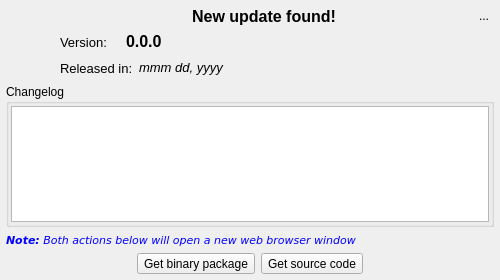
pgmodeler/pgmodeler, file libpgmodeler_ui/ui/updatenotifierwidget.ui: the form before one commit.
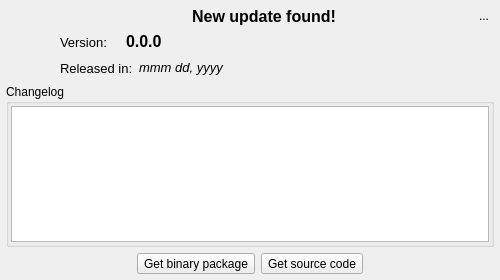
The form after the commit. Icons and pictures are not drawn.

```diff
--- a/libpgmodeler_ui/ui/updatenotifierwidget.ui
+++ b/libpgmodeler_ui/ui/updatenotifierwidget.ui
@@ -396,72 +396,6 @@
         </item>
        </layout>
       </item>
-      <item row="4" column="0" colspan="3">
-       <widget class="QLabel" name="recv_tab_hint_lbl">
-        <property name="enabled">
-         <bool>true</bool>
-        </property>
-        <property name="sizePolicy">
-         <sizepolicy hsizetype="Expanding" vsizetype="Preferred">
-          <horstretch>0</horstretch>
-          <verstretch>0</verstretch>
-         </sizepolicy>
-        </property>
-        <property name="palette">
-         <palette>
-          <active>
-           <colorrole role="WindowText">
-            <brush brushstyle="SolidPattern">
-             <color alpha="255">
-              <red>0</red>
-              <green>0</green>
-              <blue>255</blue>
-             </color>
-            </brush>
-           </colorrole>
-          </active>
-          <inactive>
-           <colorrole role="WindowText">
-            <brush brushstyle="SolidPattern">
-             <color alpha="255">
-              <red>0</red>
-              <green>0</green>
-              <blue>255</blue>
-             </color>
-            </brush>
-           </colorrole>
-          </inactive>
-          <disabled>
-           <colorrole role="WindowText">
-            <brush brushstyle="SolidPattern">
-             <color alpha="255">
-              <red>117</red>
-              <green>114</green>
-              <blue>112</blue>
-             </color>
-            </brush>
-           </colorrole>
-          </disabled>
-         </palette>
-        </property>
-        <property name="font">
-         <font>
-          <family>DejaVu Sans</family>
-          <pointsize>8</pointsize>
-          <italic>true</italic>
-         </font>
-        </property>
-        <property name="text">
-         <string>&lt;strong&gt;Note:&lt;/strong&gt; Both actions below will open a new web browser window</string>
-        </property>
-        <property name="textFormat">
-         <enum>Qt::RichText</enum>
-        </property>
-        <property name="wordWrap">
-         <bool>true</bool>
-        </property>
-       </widget>
-      </item>
      </layout>
     </widget>
    </item>
```
Left out of the diff: 2 changed lines with no effect on the pictures.
